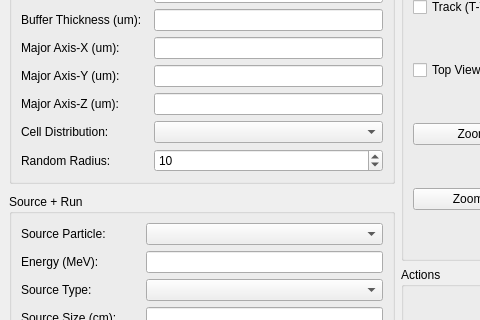
Qt form src/cellmaker.ui (msbCyricTohoku/CellMaker) before a commit; both pictures show x 0 to 480 and y 160 to 480 of the 959 by 850 pixel window.
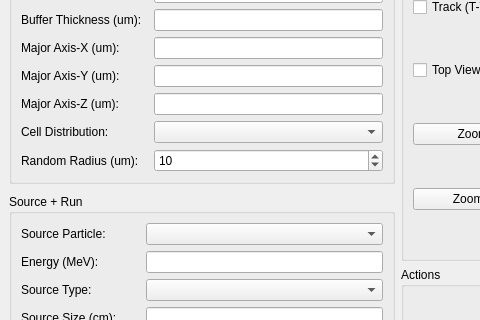
The same form after that commit. Icons and pictures are not drawn.

What changed in the file:
```diff
--- a/src/cellmaker.ui
+++ b/src/cellmaker.ui
@@ -119,7 +119,7 @@
          <item row="9" column="0">
           <widget class="QLabel" name="label_random_radius">
            <property name="text">
-            <string>Random Radius:</string>
+            <string>Random Radius (um):</string>
            </property>
           </widget>
          </item>
```
